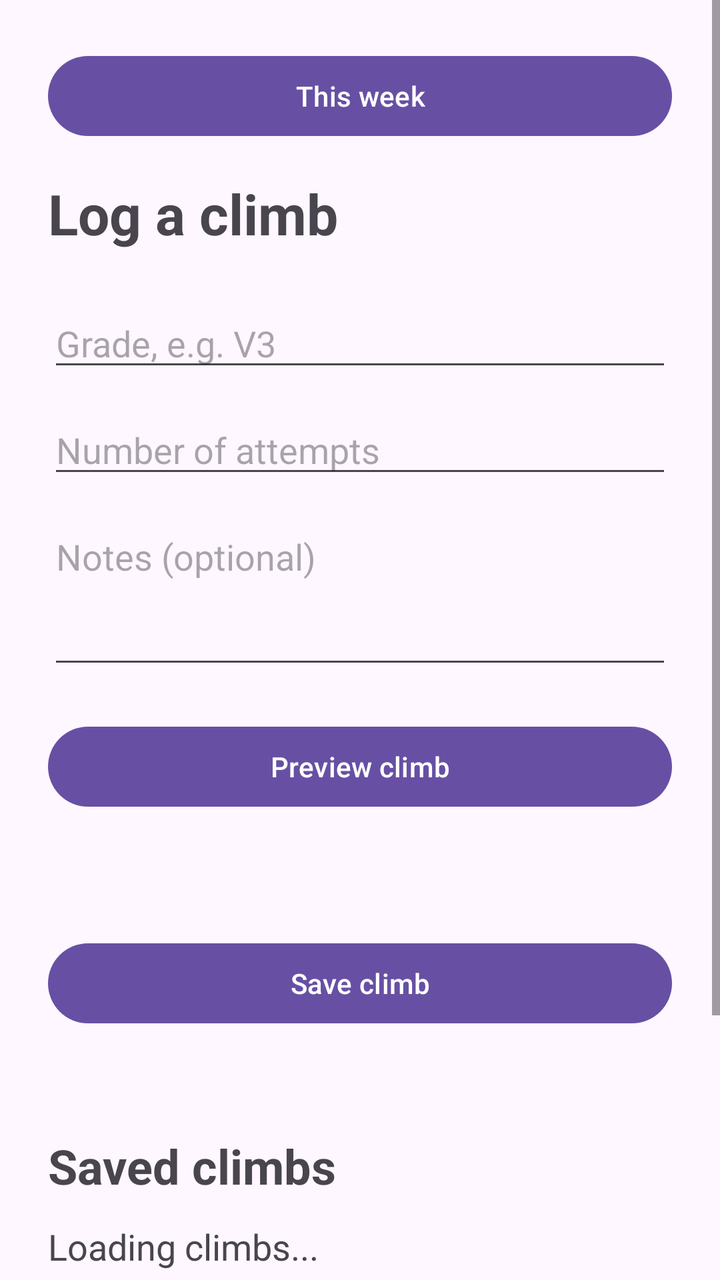
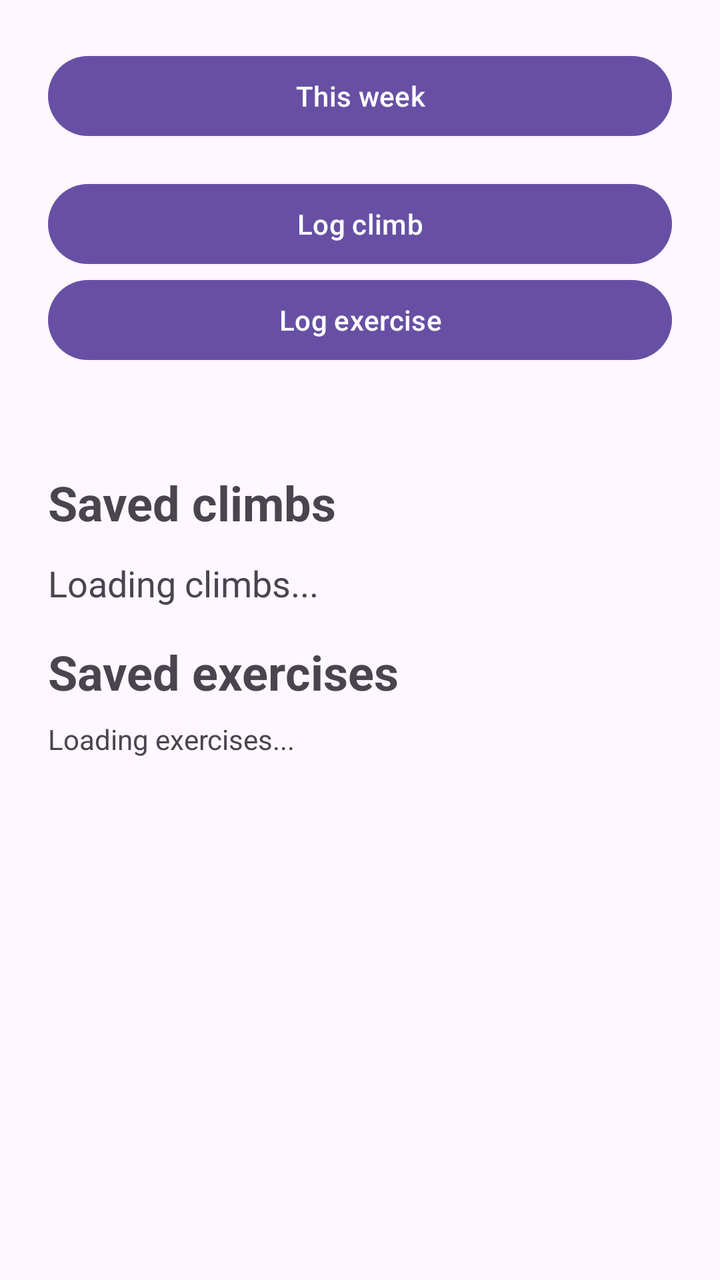

Before-and-after screenshots of an Android layout around one commit, followed by the original layout XML and the change that was made.
<!-- AndroidManifest.xml: application theme Theme.ClimbingFitnessApp -->
<!-- res/layout/activity_main.xml -->
<?xml version="1.0" encoding="utf-8"?>
<ScrollView xmlns:android="http://schemas.android.com/apk/res/android"
    android:id="@+id/main"
    android:layout_width="match_parent"
    android:layout_height="match_parent"
    android:fillViewport="true">

    <LinearLayout
        android:layout_width="match_parent"
        android:layout_height="wrap_content"
        android:orientation="vertical"
        android:padding="24dp">

        <Button
            android:id="@+id/weeklySummaryButton"
            android:layout_width="match_parent"
            android:layout_height="wrap_content"
            android:layout_marginBottom="16dp"
            android:text="This week" />

        <TextView
            android:layout_width="match_parent"
            android:layout_height="wrap_content"
            android:text="Log a climb"
            android:textSize="28sp"
            android:textStyle="bold" />

        <EditText
            android:id="@+id/gradeInput"
            android:layout_width="match_parent"
            android:layout_height="wrap_content"
            android:layout_marginTop="24dp"
            android:hint="Grade, e.g. V3"
            android:inputType="textCapCharacters"
            android:maxLines="1" />

        <EditText
            android:id="@+id/attemptsInput"
            android:layout_width="match_parent"
            android:layout_height="wrap_content"
            android:layout_marginTop="12dp"
            android:hint="Number of attempts"
            android:inputType="number"
            android:maxLines="1" />

        <EditText
            android:id="@+id/notesInput"
            android:layout_width="match_parent"
            android:layout_height="wrap_content"
            android:layout_marginTop="12dp"
            android:gravity="top"
            android:hint="Notes (optional)"
            android:inputType="textCapSentences|textMultiLine"
            android:minLines="3" />

        <Button
            android:id="@+id/previewButton"
            android:layout_width="match_parent"
            android:layout_height="wrap_content"
            android:layout_marginTop="20dp"
            android:text="Preview climb" />

        <TextView
            android:id="@+id/summaryText"
            android:layout_width="match_parent"
            android:layout_height="wrap_content"
            android:layout_marginTop="20dp"
            android:textSize="18sp" />

        <Button
            android:id="@+id/saveButton"
            android:layout_width="match_parent"
            android:layout_height="wrap_content"
            android:layout_marginTop="16dp"
            android:text="Save climb" />

        <TextView
            android:id="@+id/saveStatus"
            android:layout_width="match_parent"
            android:layout_height="wrap_content"
            android:accessibilityLiveRegion="polite"
            android:layout_marginTop="8dp" />

        <TextView
            android:layout_width="match_parent"
            android:layout_height="wrap_content"
            android:layout_marginTop="24dp"
            android:text="Saved climbs"
            android:textSize="24sp"
            android:textStyle="bold" />

        <TextView
            android:id="@+id/historyText"
            android:layout_width="match_parent"
            android:layout_height="wrap_content"
            android:layout_marginTop="12dp"
            android:text="Loading climbs..."
            android:textSize="18sp" />

        <LinearLayout
            android:id="@+id/historyRows"
            android:layout_width="match_parent"
            android:layout_height="wrap_content"
            android:orientation="vertical" />

        <Button
            android:id="@+id/logWorkoutButton"
            android:layout_width="match_parent"
            android:layout_height="wrap_content"
            android:layout_marginTop="24dp"
            android:text="Log exercise" />

        <TextView
            android:layout_width="match_parent"
            android:layout_height="wrap_content"
            android:layout_marginTop="16dp"
            android:text="Saved exercises"
            android:textSize="24sp"
            android:textStyle="bold" />

        <TextView
            android:id="@+id/workoutHistoryText"
            android:layout_width="match_parent"
            android:layout_height="wrap_content"
            android:layout_marginTop="8dp"
            android:text="Loading exercises..." />

        <LinearLayout
            android:id="@+id/workoutRows"
            android:layout_width="match_parent"
            android:layout_height="wrap_content"
            android:orientation="vertical" />
    </LinearLayout>
</ScrollView>
<!-- resources referenced by this layout -->
<resources>
  <style name="Theme.ClimbingFitnessApp" parent="Base.Theme.ClimbingFitnessApp" />
  <style name="Base.Theme.ClimbingFitnessApp" parent="Theme.Material3.DayNight.NoActionBar">
          
          
      </style>
</resources>

<!-- the commit's change to res/layout/activity_main.xml (unified diff, before → after) -->
@@ -18,61 +18,10 @@
             android:layout_marginBottom="16dp"
             android:text="This week" />
 
-        <TextView
-            android:layout_width="match_parent"
-            android:layout_height="wrap_content"
-            android:text="Log a climb"
-            android:textSize="28sp"
-            android:textStyle="bold" />
-
-        <EditText
-            android:id="@+id/gradeInput"
-            android:layout_width="match_parent"
-            android:layout_height="wrap_content"
-            android:layout_marginTop="24dp"
-            android:hint="Grade, e.g. V3"
-            android:inputType="textCapCharacters"
-            android:maxLines="1" />
-
-        <EditText
-            android:id="@+id/attemptsInput"
-            android:layout_width="match_parent"
-            android:layout_height="wrap_content"
-            android:layout_marginTop="12dp"
-            android:hint="Number of attempts"
-            android:inputType="number"
-            android:maxLines="1" />
-
-        <EditText
-            android:id="@+id/notesInput"
-            android:layout_width="match_parent"
-            android:layout_height="wrap_content"
-            android:layout_marginTop="12dp"
-            android:gravity="top"
-            android:hint="Notes (optional)"
-            android:inputType="textCapSentences|textMultiLine"
-            android:minLines="3" />
-
-        <Button
-            android:id="@+id/previewButton"
-            android:layout_width="match_parent"
-            android:layout_height="wrap_content"
-            android:layout_marginTop="20dp"
-            android:text="Preview climb" />
-
-        <TextView
-            android:id="@+id/summaryText"
-            android:layout_width="match_parent"
-            android:layout_height="wrap_content"
-            android:layout_marginTop="20dp"
-            android:textSize="18sp" />
-
-        <Button
-            android:id="@+id/saveButton"
-            android:layout_width="match_parent"
-            android:layout_height="wrap_content"
-            android:layout_marginTop="16dp"
-            android:text="Save climb" />
+        <Button android:id="@+id/logClimbButton" android:layout_width="match_parent"
+            android:layout_height="wrap_content" android:text="Log climb" />
+        <Button android:id="@+id/logWorkoutButton" android:layout_width="match_parent"
+            android:layout_height="wrap_content" android:text="Log exercise" />
 
         <TextView
             android:id="@+id/saveStatus"
@@ -103,13 +52,6 @@
             android:layout_height="wrap_content"
             android:orientation="vertical" />
 
-        <Button
-            android:id="@+id/logWorkoutButton"
-            android:layout_width="match_parent"
-            android:layout_height="wrap_content"
-            android:layout_marginTop="24dp"
-            android:text="Log exercise" />
-
         <TextView
             android:layout_width="match_parent"
             android:layout_height="wrap_content"
